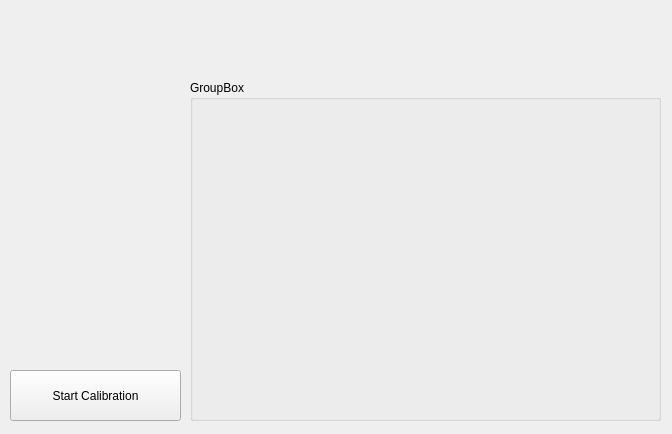
The window that applications/physics/calibration/calibrationWidget.ui (PimenovAlexander/corecvs) describes before a commit, drawn with Qt 5.
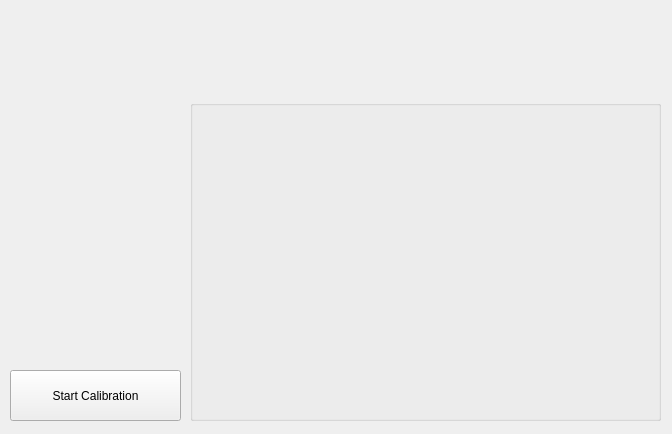
The same window after the commit.

Commit message: calibration part 3

The edit to the form file:
```diff
--- a/applications/physics/calibration/calibrationWidget.ui
+++ b/applications/physics/calibration/calibrationWidget.ui
@@ -13,19 +13,6 @@
   <property name="windowTitle">
    <string>Form</string>
   </property>
-  <widget class="QGroupBox" name="groupBox">
-   <property name="geometry">
-    <rect>
-     <x>190</x>
-     <y>80</y>
-     <width>471</width>
-     <height>341</height>
-    </rect>
-   </property>
-   <property name="title">
-    <string>GroupBox</string>
-   </property>
-  </widget>
   <widget class="QPushButton" name="startCalibration">
    <property name="geometry">
     <rect>
@@ -39,6 +26,17 @@
     <string>Start Calibration</string>
    </property>
   </widget>
+  <widget class="QGroupBox" name="imageBox">
+   <property name="geometry">
+    <rect>
+     <x>190</x>
+     <y>100</y>
+     <width>471</width>
+     <height>321</height>
+    </rect>
+   </property>
+   <layout class="QVBoxLayout" name="verticalLayout"/>
+  </widget>
  </widget>
  <resources/>
  <connections/>
```
Left out of the diff: 24 changed lines with no effect on the pictures. The commit also changes 7 other files.
